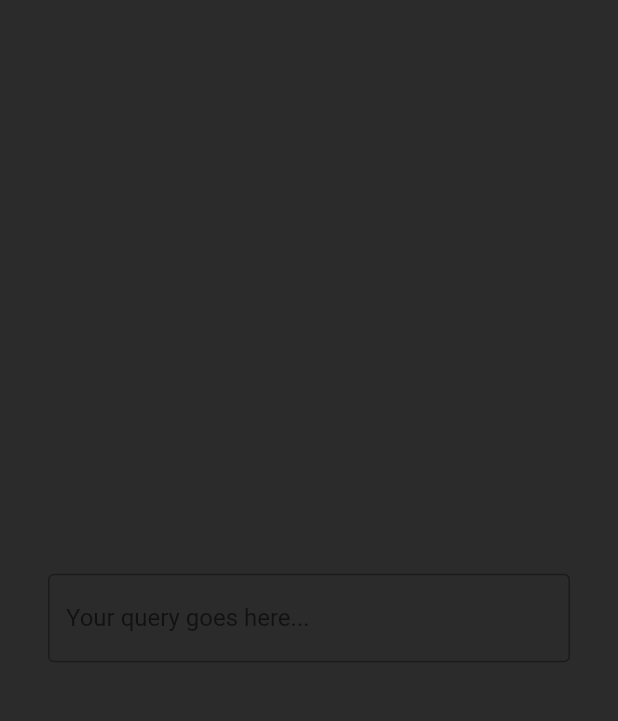
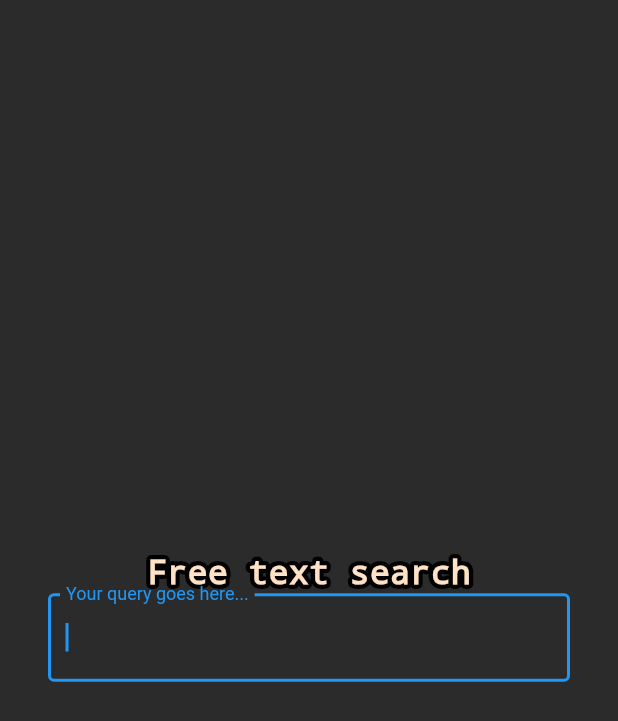
Before and after one commit to al1ych/chuck-norris-app, a Flutter app: the SearchPage screen opened directly, on a phone screen of 412 x 824 dp. Shown: the top 721 px of the screen. Run offline on Flutter 3.47's test engine with Material 2 defaults, Android fonts, the phone set to English and light mode, and no system bars; drawn by our look-alikes of bordered_text; our stand-ins replace dio; network calls fail.

Commit message:
added page title text widget

```diff
--- a/lib/page/search.dart
+++ b/lib/page/search.dart
@@ -1,3 +1,4 @@
+import 'package:chuck_norris_app/widget/pageTitleText.dart';
 import 'package:chuck_norris_app/widget/textField.dart';
 import 'package:flutter/material.dart';
 
@@ -15,8 +16,9 @@ class SearchPage extends StatelessWidget {
           padding: const EdgeInsets.symmetric(horizontal: 32.0),
           child: Column(
             mainAxisAlignment: MainAxisAlignment.center,
-            crossAxisAlignment: CrossAxisAlignment.end,
+            // crossAxisAlignment: CrossAxisAlignment.end,
             children: [
+              const PageTitleText(text: "Free text search"),
               ChuckField(
                 controller: _searchFieldController,
                 onSubmitted: (String value) async {
--- /dev/null
+++ b/lib/widget/pageTitleText.dart
@@ -0,0 +1,28 @@
+import 'package:bordered_text/bordered_text.dart';
+import 'package:flutter/material.dart';
+
+class PageTitleText extends StatelessWidget {
+  final String text;
+
+  const PageTitleText({
+    Key? key,
+    required this.text,
+  }) : super(key: key);
+
+  @override
+  Widget build(BuildContext context) {
+    return BorderedText(
+      strokeColor: Colors.black,
+      child: Text(
+        text,
+        style: const TextStyle(
+          fontFamily: "Courier",
+          fontSize: 22,
+          fontWeight: FontWeight.w900,
+          letterSpacing: 0.3,
+          color: Color(0xffFFE1C6),
+        ),
+      ),
+    );
+  }
+}
--- a/lib/widget/textField.dart
+++ b/lib/widget/textField.dart
@@ -16,6 +16,7 @@ class ChuckField extends StatelessWidget {
       key: key,
       controller: controller,
       onSubmitted: onSubmitted,
+      autofocus: true,
       decoration: const InputDecoration(
         border: OutlineInputBorder(),
         labelText: 'Your query goes here...',
```
